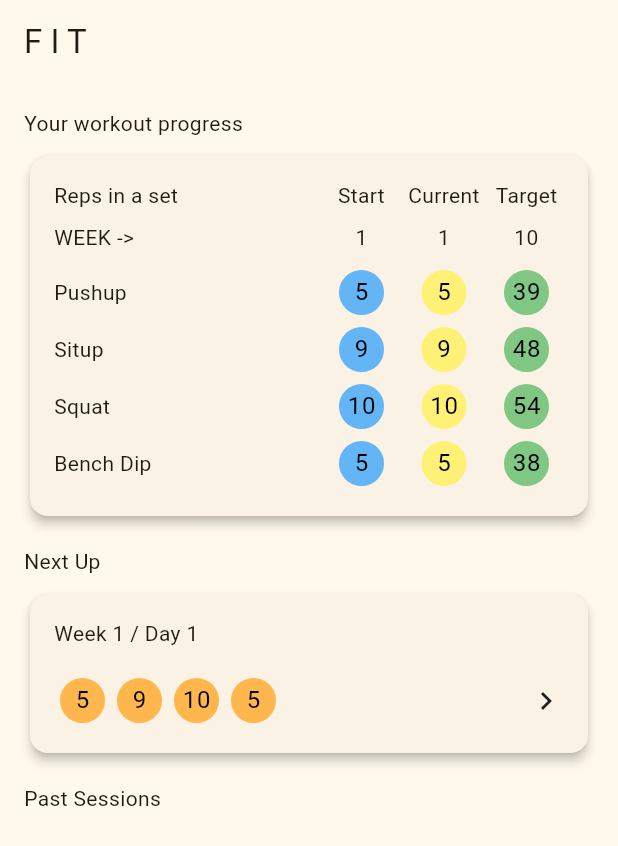
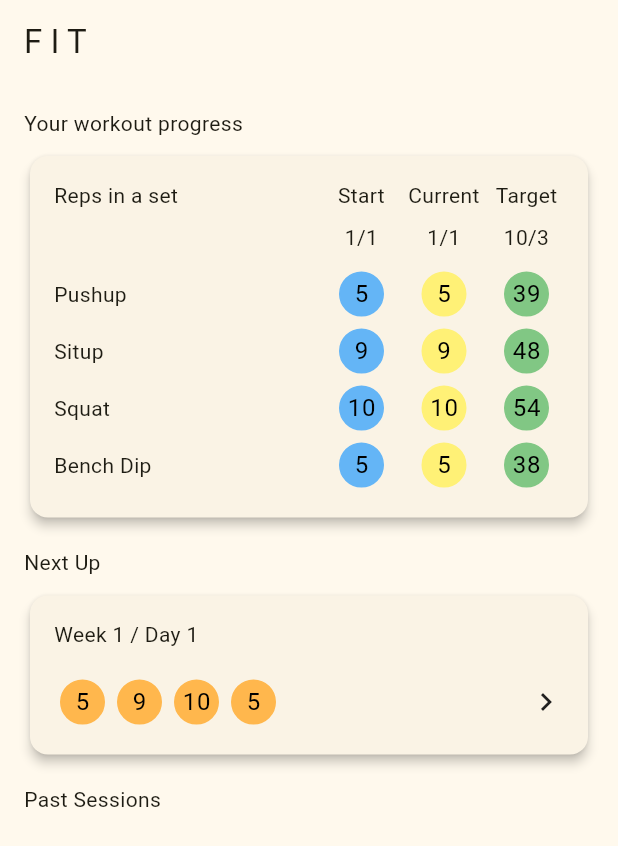
Before and after one commit to zierka/fit, a Flutter app: the screen it shows after launch, on a phone screen of 412 x 824 dp. Shown: the top 846 px of the screen. Run offline on Flutter 3.47's test engine with Material 3 defaults, Android fonts, the phone set to English and light mode, and no system bars; our stand-ins replace dart_mappable, flutter_riverpod, shared_preferences; generated files the repository leaves out were written again.

Commit message:
Fix week/day number related one-off index errors

```diff
--- a/lib/domain/models/plan/workout_day.dart
+++ b/lib/domain/models/plan/workout_day.dart
@@ -6,7 +6,10 @@ part 'workout_day.mapper.dart';
 
 @MappableClass()
 class WorkoutDay with WorkoutDayMappable {
+  /// 1..n
   final int weekNumber;
+
+  /// 1..n
   final int dayNumber;
   final List<WorkoutSet> exercises;
 
--- a/lib/domain/repositories/workout_repo_impl.dart
+++ b/lib/domain/repositories/workout_repo_impl.dart
@@ -37,12 +37,12 @@ class WorkoutRepoImpl implements WorkoutRepo {
     final lastSession = history.workouts.lastOrNull;
 
     if (lastSession != null) {
-      if (lastSession.day.dayNumber < plan.daysPerWeek - 1) {
+      if (lastSession.day.dayNumber < plan.daysPerWeek) {
         final week = plan.weeksPlan.firstWhereOrNull(
           (w) => w.weekNumber == lastSession.day.weekNumber,
         );
 
-        return week!.days[lastSession.day.dayNumber];
+        return week!.days[lastSession.day.dayNumber - 1];
       } else {
         final week = plan.weeksPlan.firstWhereOrNull(
           (w) => w.weekNumber == lastSession.day.weekNumber + 1,
--- a/lib/features/home/widgets/workout_plan_summary_widget.dart
+++ b/lib/features/home/widgets/workout_plan_summary_widget.dart
@@ -85,14 +85,20 @@ class _WorkoutPlanSummaryWidgetState extends State<WorkoutPlanSummaryWidget> {
       children: [
         Padding(
           padding: const EdgeInsets.symmetric(vertical: Dim.x8),
-          child: Text('WEEK ->'),
+          child: Text(''),
         ),
         Text(
-          widget.plan.weeksPlan.first.weekNumber.toString(),
+          '${widget.plan.weeksPlan.first.weekNumber}/1',
           textAlign: TextAlign.center,
         ),
-        Text(lastWorkoutDay.weekNumber.toString(), textAlign: TextAlign.center),
-        Text(widget.plan.weeks.toString(), textAlign: TextAlign.center),
+        Text(
+          '${lastWorkoutDay.weekNumber}/${lastWorkoutDay.dayNumber}',
+          textAlign: TextAlign.center,
+        ),
+        Text(
+          '${widget.plan.weeksPlan.length}/${widget.plan.daysPerWeek}',
+          textAlign: TextAlign.center,
+        ),
       ],
     );
   }
@@ -109,9 +115,9 @@ class _WorkoutPlanSummaryWidgetState extends State<WorkoutPlanSummaryWidget> {
   }
 
   List<WorkoutExerciseProgress> _determineProgress() {
-    final workoutWeek = widget.plan.weeksPlan[lastWorkoutDay.weekNumber];
+    final workoutWeek = widget.plan.weeksPlan[lastWorkoutDay.weekNumber - 1];
 
-    final workoutDay = workoutWeek.days[lastWorkoutDay.dayNumber];
+    final workoutDay = workoutWeek.days[lastWorkoutDay.dayNumber - 1];
 
     final progress = workoutDay.exercises.map((set) {
       final exPlan = widget.plan.planForExercise(set.exercise);
```
